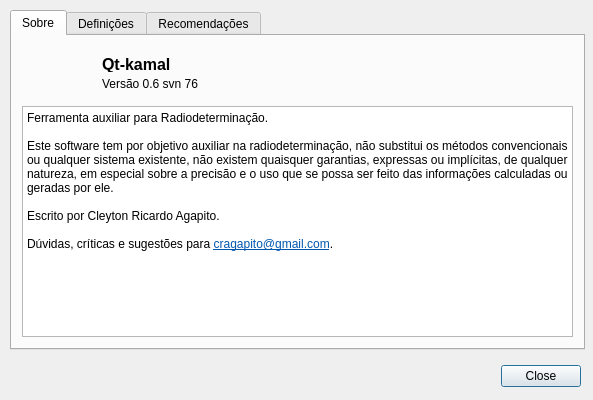
cragapito/qtkamal, file dialogs/aboutdialog.ui: the form before one commit.
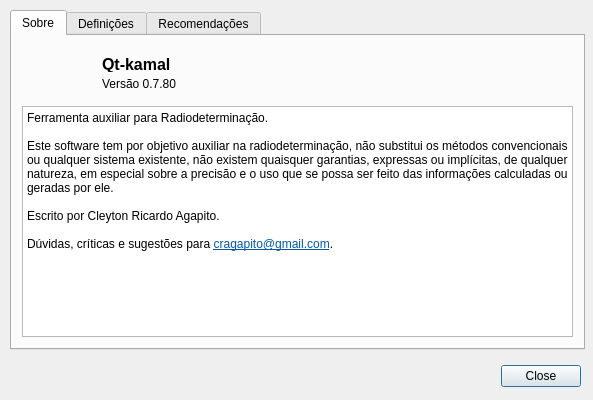
The form after the commit. Icons and pictures are not drawn.

Patch:
```diff
--- a/dialogs/aboutdialog.ui
+++ b/dialogs/aboutdialog.ui
@@ -147,7 +147,7 @@
       </rect>
      </property>
      <property name="text">
-      <string>Versão 0.6 svn 76</string>
+      <string>Versão 0.7.80</string>
      </property>
     </widget>
    </widget>
```
